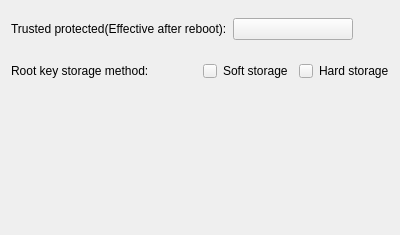
openeuler-mirror/ks-ssr, file src/ui/settings/trusted-protected.ui: the form before one commit.
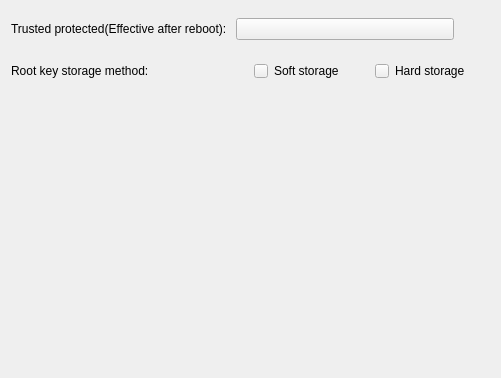
The form after the commit.

```diff
--- a/src/ui/settings/trusted-protected.ui
+++ b/src/ui/settings/trusted-protected.ui
@@ -6,10 +6,16 @@
    <rect>
     <x>0</x>
     <y>0</y>
-    <width>400</width>
-    <height>235</height>
+    <width>501</width>
+    <height>378</height>
    </rect>
   </property>
+  <property name="sizePolicy">
+   <sizepolicy hsizetype="Preferred" vsizetype="Preferred">
+    <horstretch>0</horstretch>
+    <verstretch>0</verstretch>
+   </sizepolicy>
+  </property>
   <property name="windowTitle">
    <string>Form</string>
   </property>
```
